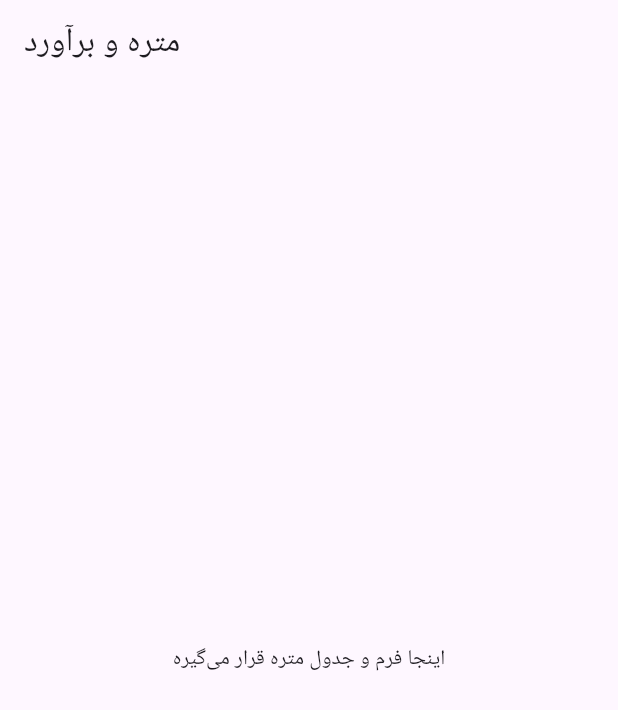
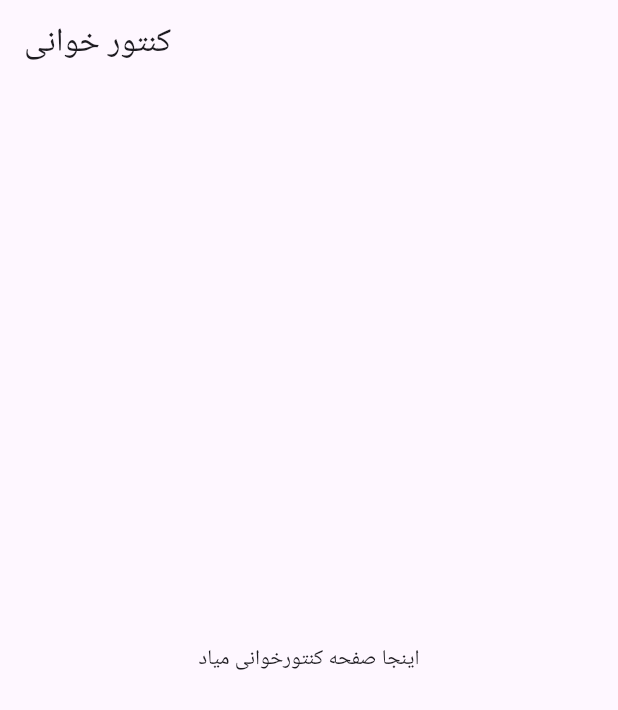
Before and after one commit to dilagh01/metreyar_flutter_web, a Flutter app: the MeteringScreen screen opened by its route, on a phone screen of 412 x 824 dp. Shown: the top 710 px of the screen. Run offline on Flutter 3.47's test engine with Material 3 defaults, Android fonts, the phone set to English and light mode, and no system bars; our stand-ins replace charts_flutter, fl_chart, go_router.

Commit message:
🚀 Initial commit via SSH

```diff
--- a/lib/screens/analysis/analysis_screen.dart
+++ b/lib/screens/analysis/analysis_screen.dart
@@ -1,14 +1,14 @@
 import 'package:flutter/material.dart';
 
-class MeteringScreen extends StatelessWidget {
-  const MeteringScreen({super.key});
+class AnalysisScreen extends StatelessWidget {
+  const AnalysisScreen({super.key});
 
   @override
   Widget build(BuildContext context) {
     return Scaffold(
-      appBar: AppBar(title: const Text("متره و برآورد")),
+      appBar: AppBar(title: const Text("تحلیل و آنالیز")),
       body: const Center(
-        child: Text("اینجا فرم و جدول متره قرار می‌گیره"),
+        child: Text("اینجا نتایج تحلیل نشون داده میشه"),
       ),
     );
   }
--- /dev/null
+++ b/lib/screens/metering/metering_screen.dart
@@ -0,0 +1,15 @@
+import 'package:flutter/material.dart';
+
+class MeteringScreen extends StatelessWidget {
+  const MeteringScreen({super.key});
+
+  @override
+  Widget build(BuildContext context) {
+    return Scaffold(
+      appBar: AppBar(title: const Text("کنتور خوانی")),
+      body: const Center(
+        child: Text("اینجا صفحه کنتورخوانی میاد"),
+      ),
+    );
+  }
+}
```
Also changed, not shown: lib/screens/projects/projects_screen.dart (added, +15 -0 lines).
